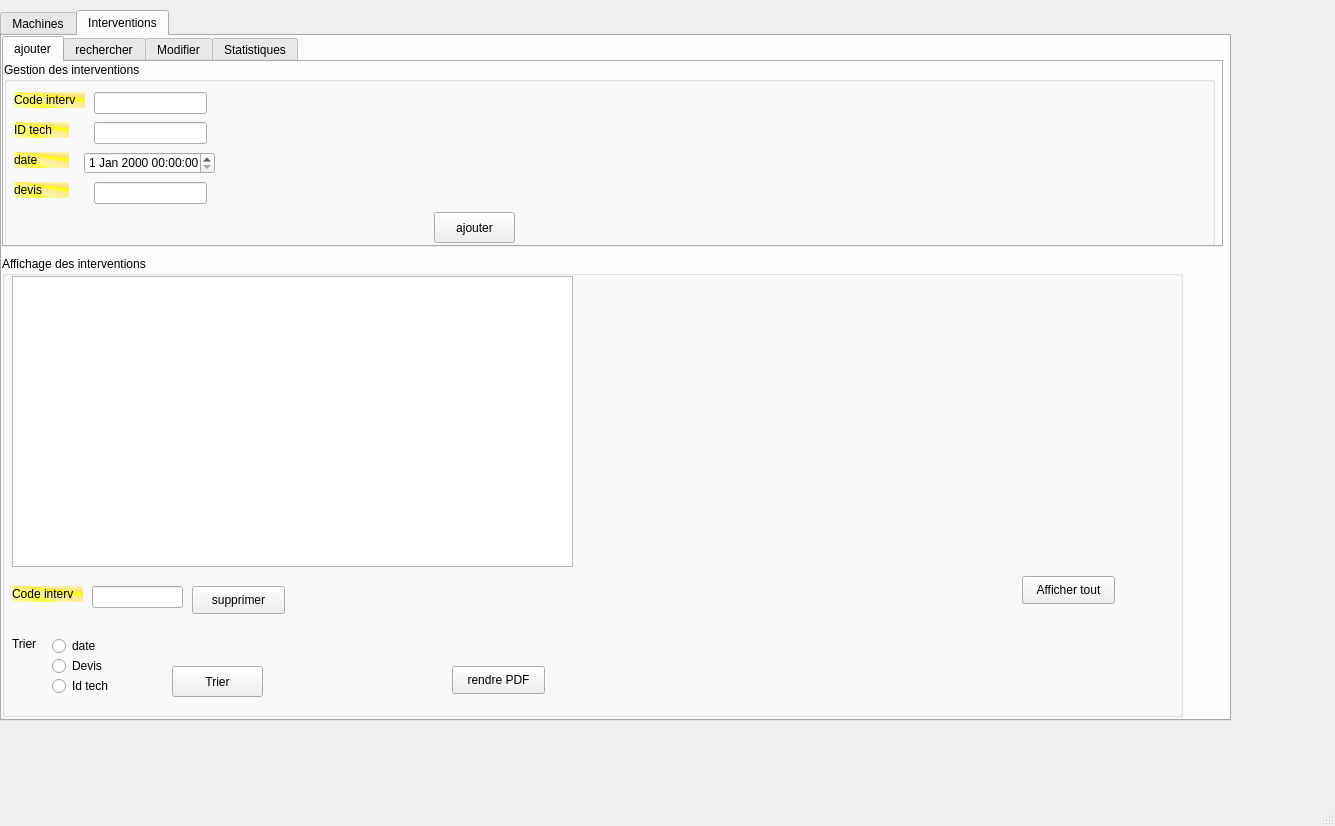
Firas-Bha/Smart-Factory-2A2, file mainwindow.ui: the form before one commit.
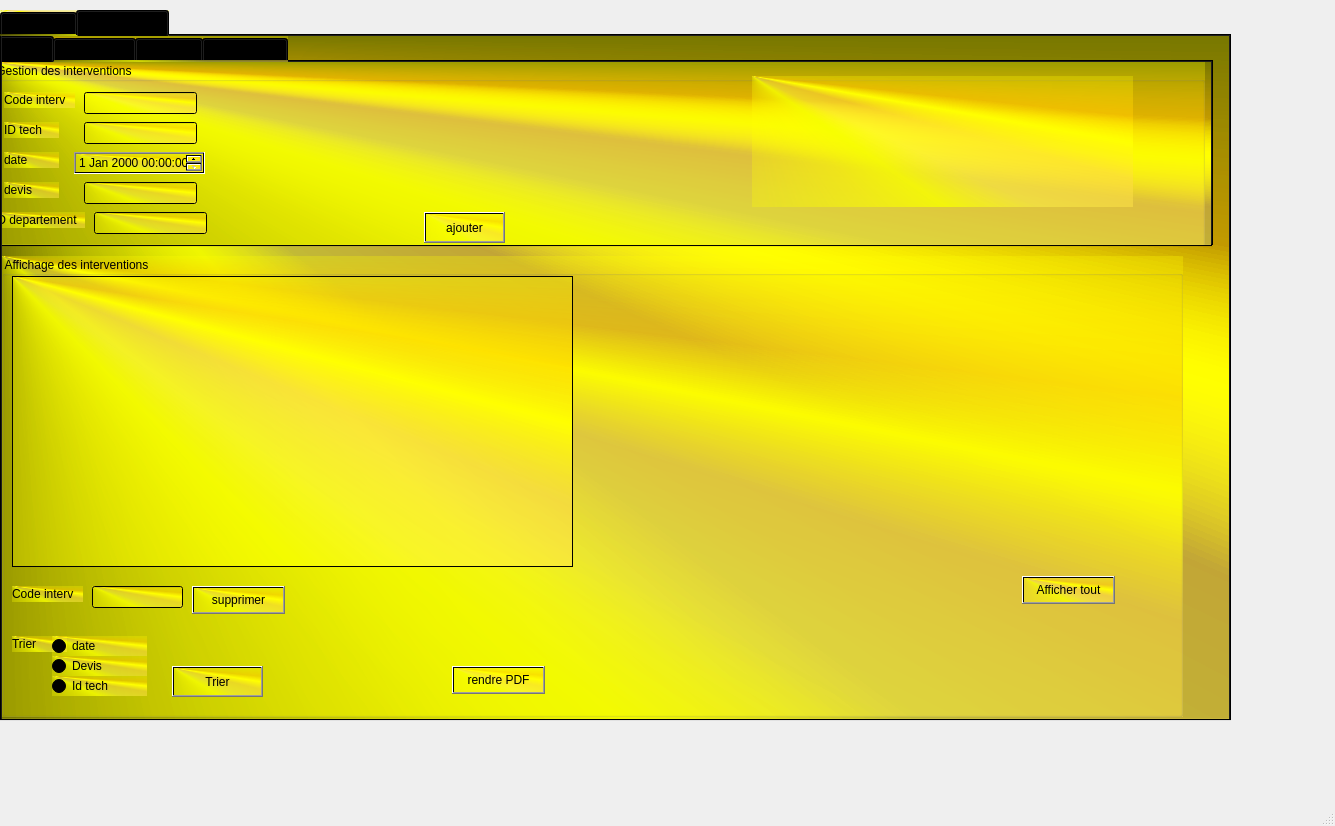
The form after the commit. The open tabs and pages were chosen to show the change. Icons and pictures are not drawn. Custom widgets are drawn as their Qt base class.

```diff
--- a/mainwindow.ui
+++ b/mainwindow.ui
@@ -24,7 +24,7 @@
      </rect>
     </property>
     <property name="styleSheet">
-     <string notr="true"/>
+     <string notr="true">background-color: qconicalgradient(cx:0, cy:0, angle:135, stop:0 rgba(255, 255, 0, 69), stop:0.375 rgba(255, 255, 0, 69), stop:0.423533 rgba(251, 255, 0, 145), stop:0.45 rgba(247, 255, 0, 208), stop:0.477581 rgba(255, 244, 71, 130), stop:0.518717 rgba(255, 218, 71, 130), stop:0.55 rgba(255, 255, 0, 255), stop:0.57754 rgba(255, 203, 0, 130), stop:0.625 rgba(255, 255, 0, 69), stop:1 rgba(255, 255, 0, 69));</string>
     </property>
     <property name="currentIndex">
      <number>1</number>
@@ -560,7 +560,7 @@
      <widget class="QTabWidget" name="tabWidget_10">
       <property name="geometry">
        <rect>
-        <x>0</x>
+        <x>-10</x>
         <y>0</y>
         <width>1221</width>
         <height>211</height>
@@ -702,6 +702,29 @@
           <string>ajouter</string>
          </property>
         </widget>
+        <widget class="QLabel" name="label_4">
+         <property name="geometry">
+          <rect>
+           <x>0</x>
+           <y>150</y>
+           <width>91</width>
+           <height>16</height>
+          </rect>
+         </property>
+         <property name="text">
+          <string>ID departement</string>
+         </property>
+        </widget>
+        <widget class="QLineEdit" name="lineEdit_iddint_ajout">
+         <property name="geometry">
+          <rect>
+           <x>100</x>
+           <y>150</y>
+           <width>113</width>
+           <height>22</height>
+          </rect>
+         </property>
+        </widget>
        </widget>
       </widget>
       <widget class="QWidget" name="tab_5">
@@ -1117,6 +1140,22 @@
        </property>
       </widget>
      </widget>
+     <widget class="QLabel" name="label_3">
+      <property name="geometry">
+       <rect>
+        <x>750</x>
+        <y>40</y>
+        <width>381</width>
+        <height>131</height>
+       </rect>
+      </property>
+      <property name="text">
+       <string/>
+      </property>
+      <property name="pixmap">
+       <pixmap>../IFACTORY.png</pixmap>
+      </property>
+     </widget>
     </widget>
    </widget>
   </widget>
```
Left out of the diff: 51 changed lines with no effect on the pictures.
